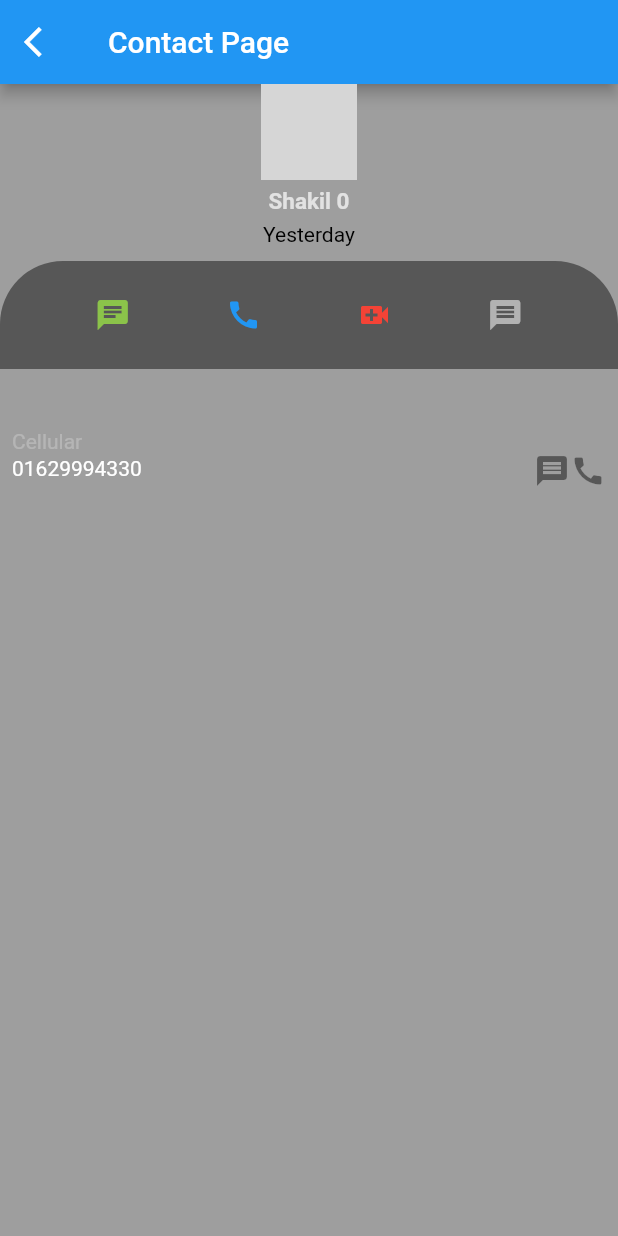
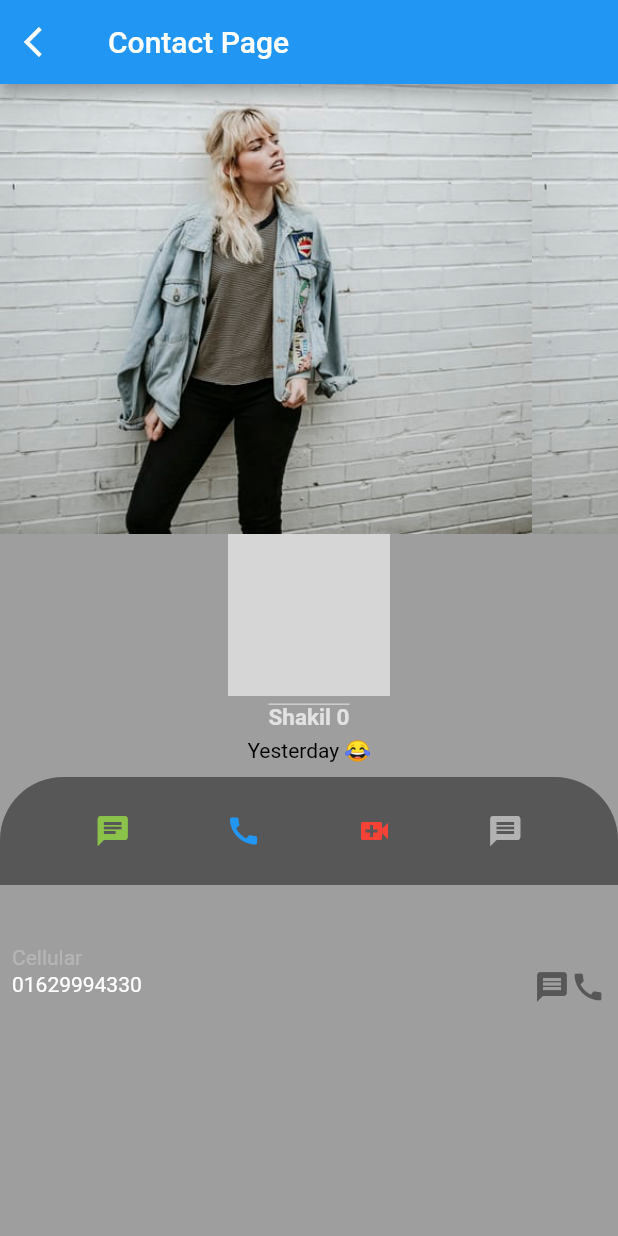
Before and after one commit to sakilbabu/listView, a Flutter app: the screen it shows after launch, after a tap on an icon or button, on a phone screen of 412 x 824 dp. Run offline on Flutter 3.47's test engine with Material 2 defaults, Android fonts, the phone set to English and light mode, and no system bars; network calls fail; grey boxes are pictures that could not be loaded.

Commit message:
"learnt text and image properties"

```diff
--- a/lib/contact_page.dart
+++ b/lib/contact_page.dart
@@ -3,7 +3,7 @@ import 'package:flutter/material.dart';
 class ContactPage extends StatelessWidget {
   final String name;
 
-  const ContactPage({Key? key, required this.name}) : super(key: key);
+  ContactPage({Key? key, required this.name}) : super(key: key);
   @override
   Widget build(BuildContext context) {
     return Scaffold(
@@ -25,22 +25,42 @@ class ContactPage extends StatelessWidget {
         children: [
           Column(
             children: [
+              Container(
+                color: Colors.blue,
+                child: Image.asset("assets/images/girl.jpeg",
+                    height: 300,
+                    width: 500,
+                    alignment: Alignment.bottomLeft,
+                    repeat: ImageRepeat.repeatX,
+                    color: Colors.blue,
+                    colorBlendMode: BlendMode.dstATop,
+                    // fit: BoxFit.fill,
+                    errorBuilder: (BuildContext context, obj, trace) {
+                  return Column(children: [
+                    Icon(Icons.error),
+                    // Text("${trace}"),
+                    Text("${obj}"),
+                  ]);
+                }),
+              ),
               Image.network(
-                "https://scontent.fdac98-1.fna.fbcdn.net/v/t1.6435-9/171454171_914266449397687_3612128448745758074_n.jpg?_nc_cat=107&ccb=1-5&_nc_sid=09cbfe&_nc_eui2=AeEisOCjTV38LmxRo43cDyFGqBvPA9DxoOyoG88D0PGg7G4vul2A7gnCc_2e8NLXF5pmiHzN-9KcIYlUK9sEhhxI&_nc_ohc=yE-zS0rLbpkAX8vPyFj&tn=kalruT0qiA3FxEZA&_nc_ht=scontent.fdac98-1.fna&oh=bc2e597c3260a20a0e8c19b39a954b7a&oe=614F5173",
-                height: 64,
-                width: 64,
+                "https://flutter.dev/assets/images/shared/brand/flutter/logo/flutter-lockup.png",
+                height: 108,
+                width: 108,
               ),
               SizedBox(height: 5),
               Text(
                 name,
+                textDirection: TextDirection.rtl,
                 style: TextStyle(
                     fontWeight: FontWeight.bold,
                     fontSize: 15,
-                    color: Colors.white70),
+                    color: Colors.white70,
+                    decoration: TextDecoration.overline),
               ),
               SizedBox(height: 5),
               Text(
-                "Yesterday",
+                "Yesterday \u{1F602}",
                 style: TextStyle(color: Colors.black),
               ),
             ],
--- a/pubspec.yaml
+++ b/pubspec.yaml
@@ -58,9 +58,9 @@ flutter:
   uses-material-design: true
 
   # To add assets to your application, add an assets section, like this:
-  # assets:
-  #   - images/a_dot_burr.jpeg
-  #   - images/a_dot_ham.jpeg
+  assets:
+    - assets/images/
+
 
   # An image asset can refer to one or more resolution-specific "variants", see
   # https://flutter.dev/assets-and-images/#resolution-aware.
```
Also changed, not shown: assets/images/girl.jpeg (added).
